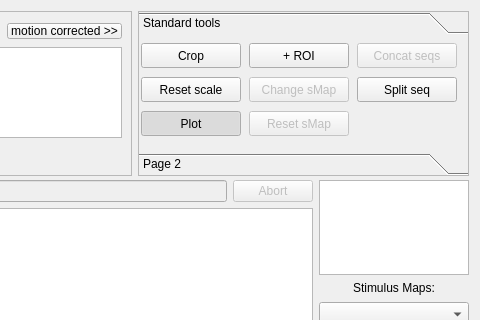
Before: the Qt Designer form pyqtgraphCore/imageview/ImageViewTemplate.ui in kushalkolar/MESmerize, drawn with Qt 5; both pictures show x 529 to 1009 and y 0 to 320 of the 1009 by 651 pixel window.
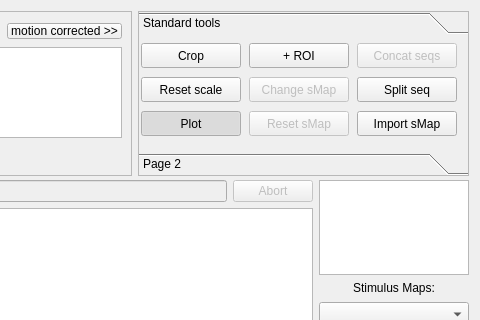
After: the same form once the commit is applied. The open tabs and pages were chosen to show the change. Custom widgets are drawn as their Qt base class.

What changed in the file:
```diff
--- a/pyqtgraphCore/imageview/ImageViewTemplate.ui
+++ b/pyqtgraphCore/imageview/ImageViewTemplate.ui
@@ -861,6 +861,40 @@
                </property>
               </widget>
              </item>
+             <item row="2" column="2">
+              <widget class="QPushButton" name="btnImportSMap">
+               <property name="sizePolicy">
+                <sizepolicy hsizetype="Minimum" vsizetype="Fixed">
+                 <horstretch>0</horstretch>
+                 <verstretch>10</verstretch>
+                </sizepolicy>
+               </property>
+               <property name="minimumSize">
+                <size>
+                 <width>0</width>
+                 <height>10</height>
+                </size>
+               </property>
+               <property name="maximumSize">
+                <size>
+                 <width>100</width>
+                 <height>25</height>
+                </size>
+               </property>
+               <property name="text">
+                <string>Import sMap</string>
+               </property>
+               <property name="iconSize">
+                <size>
+                 <width>16</width>
+                 <height>16</height>
+                </size>
+               </property>
+               <property name="checkable">
+                <bool>true</bool>
+               </property>
+              </widget>
+             </item>
             </layout>
            </widget>
           </widget>
```
Left out of the diff: 50 changed lines with no effect on the pictures.
